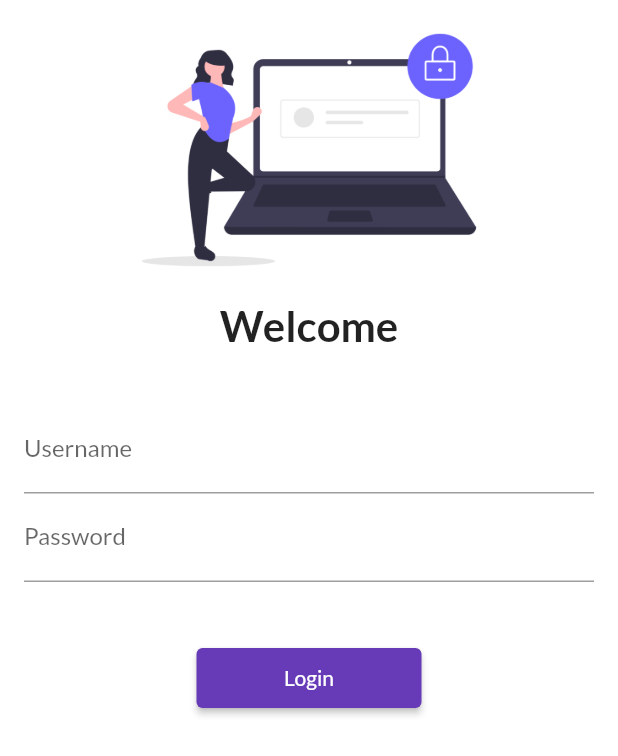
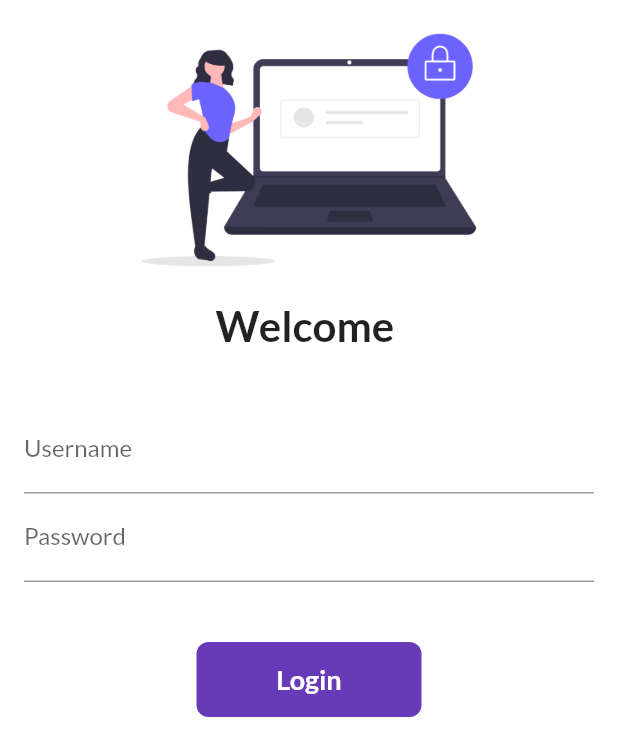
Before and after one commit to Adityasinghpatna/30DaysOfFlutter, a Flutter app: the screen it shows after launch, on a phone screen of 412 x 824 dp. Shown: the top 756 px of the screen. Run offline on Flutter 3.47's test engine with Material 2 defaults, Android fonts, the phone set to English and light mode, and no system bars; our stand-ins replace google_fonts.

Commit message:
day 6 completed

```diff
--- a/lib/pages/login page.dart
+++ b/lib/pages/login page.dart
@@ -1,7 +1,16 @@
 import 'package:flutter/material.dart';
 import 'package:flutter_application_1/utils/routes.dart';
 
-class LoginPage extends StatelessWidget {
+class LoginPage extends StatefulWidget {
+  @override
+  State<LoginPage> createState() => _LoginPageState();
+}
+
+class _LoginPageState extends State<LoginPage> {
+
+  String name = "";
+  bool changeButton = false;
+
   @override
   Widget build(BuildContext context) {
     return Material(
@@ -14,8 +23,8 @@ class LoginPage extends StatelessWidget {
                 fit: BoxFit.cover,
                 height: 200,
               ),
-              const Text(
-                "Welcome",
+               Text(
+                "Welcome $name",
                 style: TextStyle(
                   fontSize: 28,
                   fontWeight: FontWeight.bold,
@@ -30,6 +39,12 @@ class LoginPage extends StatelessWidget {
                   TextFormField(
                     decoration: const InputDecoration(
                         hintText: "Enter username", labelText: "Username"),
+                        onChanged: (value) {
+                          name = value;
+                          setState(() {
+
+                          });
+                        },
                   ),
                   TextFormField(
                     obscureText: true,
@@ -41,13 +56,46 @@ class LoginPage extends StatelessWidget {
                   const SizedBox(
                     height: 40.0,
                   ),
-                  ElevatedButton(
-                    onPressed: () {
-                     Navigator.pushNamed(context, MyRoutes.homeRoute);
+                  InkWell(
+                    onTap: () async {
+                      setState(() {
+                        changeButton = true;
+                      });
+                      await Future.delayed(Duration(seconds: 1));
+                       Navigator.pushNamed(context, MyRoutes.homeRoute);
+
                     },
-                    child: Text("Login"),
-                    style: TextButton.styleFrom(minimumSize: Size(150, 40)),
+                    child: AnimatedContainer(
+                      duration: Duration(seconds: 1),
+                      width: changeButton ? 50 : 150,
+                      height: 50,
+                      alignment: Alignment.center,
+                      child: changeButton
+                      ?Icon(
+                        Icons.done,
+                        color: Colors.white,
+                        ): Text(
+                        "Login",
+                        style: TextStyle(
+                          color: Colors.white,
+                          fontWeight: FontWeight.bold,
+                          fontSize: 18
+                        ),
+                      ),
+                      decoration: BoxDecoration(
+                      color: Colors.deepPurple,
+                      borderRadius:
+                      BorderRadius.circular(changeButton ? 50 : 8),
+                      ),
+                    ),
                   )
+                  // ElevatedButton(
+                  //   onPressed: () {
+                  //    Navigator.pushNamed(context, MyRoutes.homeRoute);
+                  //   },
+                  //   child: Text("Login"),
+                  //   style: TextButton.styleFrom(minimumSize: Size(150, 40)),
+                  // )
                 ]),
               )
             ],
```
